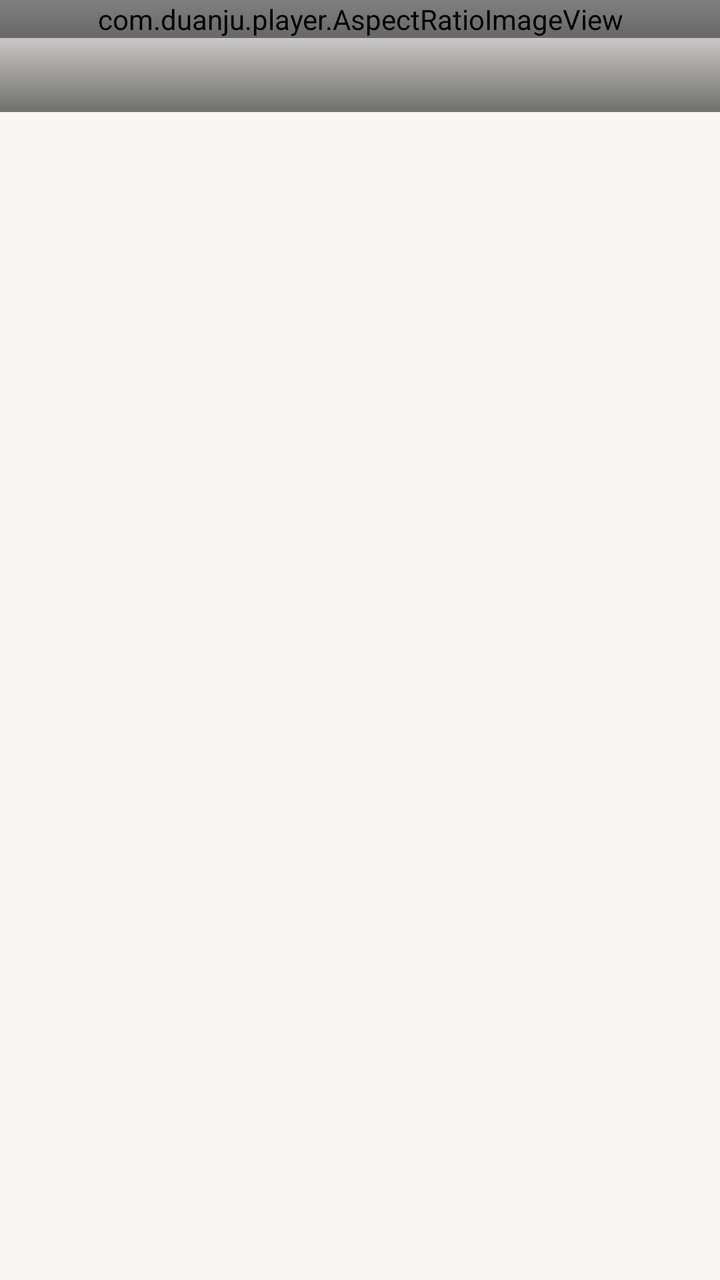
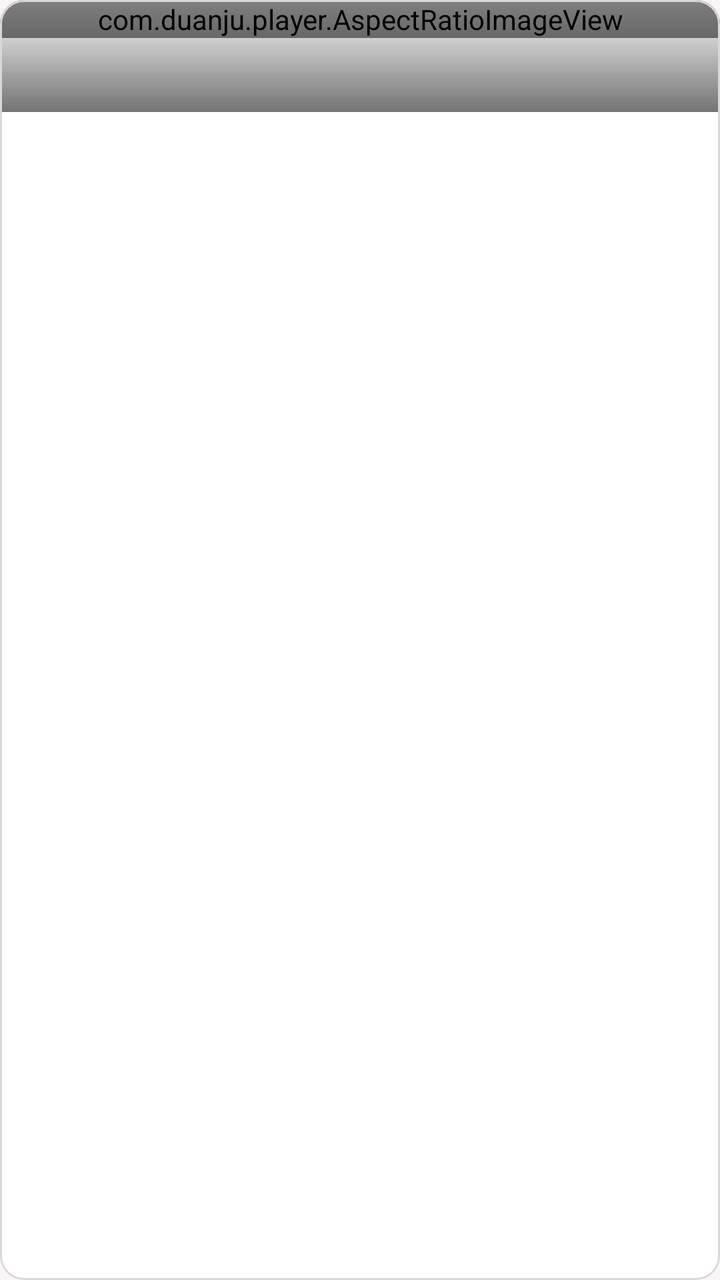

Two renders of the same Android screen: before a commit and after it. Below are the layout's source before the change and the commit's diff.
<!-- AndroidManifest.xml: application theme Theme.DuanjuPlayer -->
<!-- res/layout/item_home_drama.xml -->
<?xml version="1.0" encoding="utf-8"?>
<LinearLayout xmlns:android="http://schemas.android.com/apk/res/android"
    android:layout_width="match_parent"
    android:layout_height="wrap_content"
    android:orientation="vertical">

    <FrameLayout
        android:layout_width="match_parent"
        android:layout_height="wrap_content">

        <com.duanju.player.AspectRatioImageView
            android:id="@+id/cover"
            android:layout_width="match_parent"
            android:layout_height="wrap_content"
            android:background="@drawable/bg_cover_rounded"
            android:clipToOutline="true"
            android:scaleType="centerCrop" />

        
        <View
            android:layout_width="match_parent"
            android:layout_height="56dp"
            android:layout_gravity="bottom"
            android:background="@drawable/bg_shade_cover"
            android:clipToOutline="false" />

        <TextView
            android:id="@+id/episodes"
            android:layout_width="wrap_content"
            android:layout_height="wrap_content"
            android:layout_gravity="bottom|end"
            android:layout_margin="6dp"
            android:background="@drawable/bg_badge_dark"
            android:paddingHorizontal="6dp"
            android:paddingVertical="2dp"
            android:textColor="@color/on_cover_badge"
            android:textSize="9sp"
            android:visibility="gone" />

        <TextView
            android:id="@+id/rank"
            android:layout_width="wrap_content"
            android:layout_height="wrap_content"
            android:layout_gravity="top|end"
            android:layout_margin="6dp"
            android:background="@drawable/bg_badge_rank"
            android:paddingHorizontal="6dp"
            android:paddingVertical="2dp"
            android:textColor="@color/on_cover_badge"
            android:textSize="9sp"
            android:textStyle="bold"
            android:visibility="gone" />

        <TextView
            android:id="@+id/tag"
            android:layout_width="wrap_content"
            android:layout_height="wrap_content"
            android:layout_gravity="top|start"
            android:layout_margin="6dp"
            android:background="@drawable/bg_tag_badge"
            android:paddingHorizontal="6dp"
            android:paddingVertical="2dp"
            android:textColor="@color/on_cover_badge"
            android:textSize="9sp"
            android:visibility="gone" />
    </FrameLayout>

    <TextView
        android:id="@+id/title"
        android:layout_width="match_parent"
        android:layout_height="wrap_content"
        android:layout_marginHorizontal="2dp"
        android:layout_marginTop="6dp"
        android:ellipsize="end"
        android:fontFamily="sans-serif-medium"
        android:maxLines="2"
        android:minLines="2"
        android:textColor="?android:attr/textColorPrimary"
        android:textSize="12sp" />

    <LinearLayout
        android:layout_width="match_parent"
        android:layout_height="wrap_content"
        android:layout_marginHorizontal="2dp"
        android:layout_marginTop="3dp"
        android:orientation="horizontal">

        <TextView
            android:id="@+id/score"
            android:layout_width="wrap_content"
            android:layout_height="wrap_content"
            android:ellipsize="end"
            android:maxLines="1"
            android:textColor="@color/accent_warm"
            android:textSize="10sp"
            android:visibility="gone" />

        <TextView
            android:id="@+id/plays"
            android:layout_width="wrap_content"
            android:layout_height="wrap_content"
            android:layout_marginStart="6dp"
            android:ellipsize="end"
            android:maxLines="1"
            android:textColor="@color/nav_icon_inactive"
            android:textSize="10sp" />
    </LinearLayout>

    <TextView
        android:id="@+id/meta"
        android:layout_width="match_parent"
        android:layout_height="wrap_content"
        android:layout_marginHorizontal="2dp"
        android:layout_marginTop="2dp"
        android:ellipsize="end"
        android:maxLines="1"
        android:textColor="@color/app_text_tertiary"
        android:textSize="10sp"
        android:visibility="gone" />
</LinearLayout>
<!-- resources referenced by this layout -->
<resources>
  <color name="accent_warm">#FFE06A2E</color>
  <color name="app_text_tertiary">#FF98959F</color>
  <color name="nav_icon_inactive">#FF98959F</color>
  <color name="on_cover_badge">#FFFFFFFF</color>
  <!-- drawable bg_badge_dark (drawable) -->
  <?xml version="1.0" encoding="utf-8"?>
  <shape xmlns:android="http://schemas.android.com/apk/res/android" android:shape="rectangle">
      <solid android:color="@color/badge_dark" />
      <corners android:radius="6dp" />
  </shape>
  <!-- drawable bg_badge_rank (drawable) -->
  <?xml version="1.0" encoding="utf-8"?>
  <shape xmlns:android="http://schemas.android.com/apk/res/android" android:shape="rectangle">
      <gradient
          android:angle="0"
          android:endColor="#FFFF3B5C"
          android:startColor="#FFFF7A45" />
      <corners android:radius="6dp" />
  </shape>
  <!-- drawable bg_cover_rounded (drawable) -->
  <?xml version="1.0" encoding="utf-8"?>
  <shape xmlns:android="http://schemas.android.com/apk/res/android" android:shape="rectangle">
      <solid android:color="@color/cover_placeholder" />
      <corners android:radius="12dp" />
  </shape>
  <!-- drawable bg_shade_cover (drawable) -->
  <?xml version="1.0" encoding="utf-8"?>
  <shape xmlns:android="http://schemas.android.com/apk/res/android" android:shape="rectangle">
      <gradient
          android:angle="270"
          android:endColor="#8C000000"
          android:startColor="#00000000" />
  </shape>
  <!-- drawable bg_tag_badge (drawable) -->
  <?xml version="1.0" encoding="utf-8"?>
  <shape xmlns:android="http://schemas.android.com/apk/res/android" android:shape="rectangle">
      <solid android:color="@color/tag_badge" />
      <corners android:radius="6dp" />
  </shape>
  <style name="Theme.DuanjuPlayer" parent="Theme.MaterialComponents.DayNight.NoActionBar">
          <item name="colorPrimary">@color/accent</item>
          <item name="colorPrimaryVariant">@color/accent_dark</item>
          <item name="colorOnPrimary">#FFFFFFFF</item>
          <item name="colorSecondary">@color/accent</item>
          <item name="colorSurface">@color/app_surface</item>
          <item name="colorOnSurface">@color/app_on_bg</item>
          <item name="colorControlActivated">@color/accent</item>
          <item name="android:colorBackground">@color/app_bg</item>
          <item name="android:textColorPrimary">@color/app_on_bg</item>
          <item name="android:textColorSecondary">@color/app_on_surface_variant</item>
          <item name="android:windowBackground">@color/app_bg</item>
          <item name="android:statusBarColor">@color/app_bg</item>
          <item name="android:navigationBarColor">@color/app_bg</item>
          <item name="android:windowLightStatusBar">@bool/light_system_bars</item>
      </style>
  <color name="badge_dark">#A6000000</color>
  <color name="cover_placeholder">#FFEFEEEA</color>
  <color name="tag_badge">#E6E0334F</color>
  <color name="accent">#FFE0334F</color>
  <color name="accent_dark">#FFC22743</color>
  <color name="app_surface">#FFFFFFFF</color>
  <color name="app_on_bg">#FF1F1E26</color>
  <color name="app_bg">#FFF7F6F4</color>
  <color name="app_on_surface_variant">#FF6E6C78</color>
</resources>

<!-- the commit's change to res/layout/item_home_drama.xml (unified diff, before → after) -->
@@ -1,8 +1,24 @@
 <?xml version="1.0" encoding="utf-8"?>
-<LinearLayout xmlns:android="http://schemas.android.com/apk/res/android"
+<com.google.android.material.card.MaterialCardView xmlns:android="http://schemas.android.com/apk/res/android"
+    xmlns:app="http://schemas.android.com/apk/res-auto"
     android:layout_width="match_parent"
     android:layout_height="wrap_content"
-    android:orientation="vertical">
+    android:clickable="true"
+    android:focusable="true"
+    android:clipToOutline="true"
+    app:cardBackgroundColor="@color/app_surface"
+    app:cardCornerRadius="12dp"
+    app:cardElevation="0dp"
+    app:cardUseCompatPadding="false"
+    app:cardPreventCornerOverlap="false"
+    app:strokeColor="@color/home_card_outline"
+    app:strokeWidth="1dp">
+
+    
+    <LinearLayout
+        android:layout_width="match_parent"
+        android:layout_height="wrap_content"
+        android:orientation="vertical">
 
     <FrameLayout
         android:layout_width="match_parent"
@@ -12,8 +28,7 @@
             android:id="@+id/cover"
             android:layout_width="match_parent"
             android:layout_height="wrap_content"
-            android:background="@drawable/bg_cover_rounded"
-            android:clipToOutline="true"
+            android:background="@color/cover_placeholder"
             android:scaleType="centerCrop" />
 
         
@@ -65,12 +80,18 @@
             android:visibility="gone" />
     </FrameLayout>
 
+    <LinearLayout
+        android:id="@+id/home_card_info"
+        android:layout_width="match_parent"
+        android:layout_height="wrap_content"
+        android:minHeight="84dp"
+        android:orientation="vertical"
+        android:padding="8dp">
+
     <TextView
         android:id="@+id/title"
         android:layout_width="match_parent"
         android:layout_height="wrap_content"
-        android:layout_marginHorizontal="2dp"
-        android:layout_marginTop="6dp"
         android:ellipsize="end"
         android:fontFamily="sans-serif-medium"
         android:maxLines="2"
@@ -81,8 +102,8 @@
     <LinearLayout
         android:layout_width="match_parent"
         android:layout_height="wrap_content"
-        android:layout_marginHorizontal="2dp"
-        android:layout_marginTop="3dp"
+        android:layout_marginTop="4dp"
+        android:baselineAligned="false"
         android:orientation="horizontal">
 
         <TextView
@@ -91,7 +112,7 @@
             android:layout_height="wrap_content"
             android:ellipsize="end"
             android:maxLines="1"
-            android:textColor="@color/accent_warm"
+            android:textColor="@color/home_card_score"
             android:textSize="10sp"
             android:visibility="gone" />
 
@@ -102,7 +123,7 @@
             android:layout_marginStart="6dp"
             android:ellipsize="end"
             android:maxLines="1"
-            android:textColor="@color/nav_icon_inactive"
+            android:textColor="@color/app_on_surface_variant"
             android:textSize="10sp" />
     </LinearLayout>
 
@@ -110,11 +131,12 @@
         android:id="@+id/meta"
         android:layout_width="match_parent"
         android:layout_height="wrap_content"
-        android:layout_marginHorizontal="2dp"
-        android:layout_marginTop="2dp"
+        android:layout_marginTop="3dp"
         android:ellipsize="end"
         android:maxLines="1"
-        android:textColor="@color/app_text_tertiary"
+        android:textColor="@color/app_on_surface_variant"
         android:textSize="10sp"
         android:visibility="gone" />
-</LinearLayout>
+    </LinearLayout>
+    </LinearLayout>
+</com.google.android.material.card.MaterialCardView>
<!-- resource entries referenced after the edit -->
@@ -1,8 +1,5 @@
 <!-- resources referenced by this layout -->
 <resources>
-  <color name="accent_warm">#FFE06A2E</color>
-  <color name="app_text_tertiary">#FF98959F</color>
-  <color name="nav_icon_inactive">#FF98959F</color>
   <color name="on_cover_badge">#FFFFFFFF</color>
   <!-- drawable bg_badge_dark (drawable) -->
   <?xml version="1.0" encoding="utf-8"?>
@@ -19,12 +16,6 @@
           android:startColor="#FFFF7A45" />
       <corners android:radius="6dp" />
   </shape>
-  <!-- drawable bg_cover_rounded (drawable) -->
-  <?xml version="1.0" encoding="utf-8"?>
-  <shape xmlns:android="http://schemas.android.com/apk/res/android" android:shape="rectangle">
-      <solid android:color="@color/cover_placeholder" />
-      <corners android:radius="12dp" />
-  </shape>
   <!-- drawable bg_shade_cover (drawable) -->
   <?xml version="1.0" encoding="utf-8"?>
   <shape xmlns:android="http://schemas.android.com/apk/res/android" android:shape="rectangle">
@@ -39,7 +30,13 @@
       <solid android:color="@color/tag_badge" />
       <corners android:radius="6dp" />
   </shape>
-  <style name="Theme.DuanjuPlayer" parent="Theme.MaterialComponents.DayNight.NoActionBar">
+  <style name="Theme.DuanjuPlayer" parent="Base.Theme.DuanjuPlayer" />
+  <color name="badge_dark">#A6000000</color>
+  <color name="cover_placeholder">#FFEFEEEA</color>
+  <color name="home_card_outline">#FFDCD6DA</color>
+  <color name="home_card_score">#FFAE481B</color>
+  <color name="tag_badge">#E6E0334F</color>
+  <style name="Base.Theme.DuanjuPlayer" parent="Theme.MaterialComponents.DayNight.NoActionBar">
           <item name="colorPrimary">@color/accent</item>
           <item name="colorPrimaryVariant">@color/accent_dark</item>
           <item name="colorOnPrimary">#FFFFFFFF</item>
@@ -52,12 +49,10 @@
           <item name="android:textColorSecondary">@color/app_on_surface_variant</item>
           <item name="android:windowBackground">@color/app_bg</item>
           <item name="android:statusBarColor">@color/app_bg</item>
-          <item name="android:navigationBarColor">@color/app_bg</item>
+          
+          <item name="android:navigationBarColor">#FF101018</item>
           <item name="android:windowLightStatusBar">@bool/light_system_bars</item>
       </style>
-  <color name="badge_dark">#A6000000</color>
-  <color name="cover_placeholder">#FFEFEEEA</color>
-  <color name="tag_badge">#E6E0334F</color>
   <color name="accent">#FFE0334F</color>
   <color name="accent_dark">#FFC22743</color>
   <color name="app_surface">#FFFFFFFF</color>
